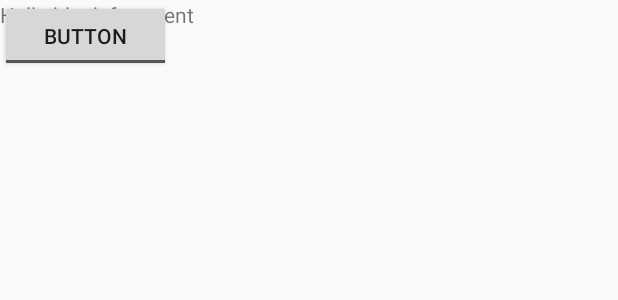
After one commit to matheg/ControlApp, an Android app: the layout fragment_buttons.xml on its own in the app's theme, with its tools: preview values and no code run, on a phone screen of 412 x 824 dp. The commit adds this screen. Shown: the top 300 px of the screen. Run offline under Robolectric (Android 15) with nearby library versions, the phone set to English and light mode, and no system bars.

Commit message:
Demobutton
Demobutton added to testmap

```diff
--- a/ControlApp/app/build.gradle
+++ b/ControlApp/app/build.gradle
@@ -26,5 +26,6 @@ dependencies {
     })
     compile 'com.android.support:appcompat-v7:25.1.1'
     compile 'com.google.android.gms:play-services:10.0.1'
+    compile 'com.android.support:support-v4:25.1.1'
     testCompile 'junit:junit:4.12'
 }
--- /dev/null
+++ b/ControlApp/app/src/main/res/layout/fragment_buttons.xml
@@ -0,0 +1,21 @@
+<FrameLayout xmlns:android="http://schemas.android.com/apk/res/android"
+    xmlns:tools="http://schemas.android.com/tools"
+    android:layout_width="match_parent"
+    android:layout_height="match_parent"
+    tools:context="layout.Buttons">
+
+    <!-- TODO: Update blank fragment layout -->
+
+    <Button
+        android:text="Button"
+        android:layout_width="114dp"
+        android:layout_height="wrap_content"
+        android:id="@+id/button3"
+        style="@android:style/Widget.DeviceDefault.Light.Button.Toggle" />
+
+    <TextView
+        android:layout_width="match_parent"
+        android:layout_height="match_parent"
+        android:text="@string/hello_blank_fragment" />
+
+</FrameLayout>
--- a/ControlApp/app/src/main/res/values/strings.xml
+++ b/ControlApp/app/src/main/res/values/strings.xml
@@ -1,4 +1,7 @@
 <resources>
     <string name="app_name">ControlApp</string>
     <string name="title_activity_maps">Map</string>
+
+    <!-- TODO: Remove or change this placeholder text -->
+    <string name="hello_blank_fragment">Hello blank fragment</string>
 </resources>
```
Also changed, not shown: ControlApp/app/src/main/res/layout/activity_maps.xml (+21 -5 lines).
